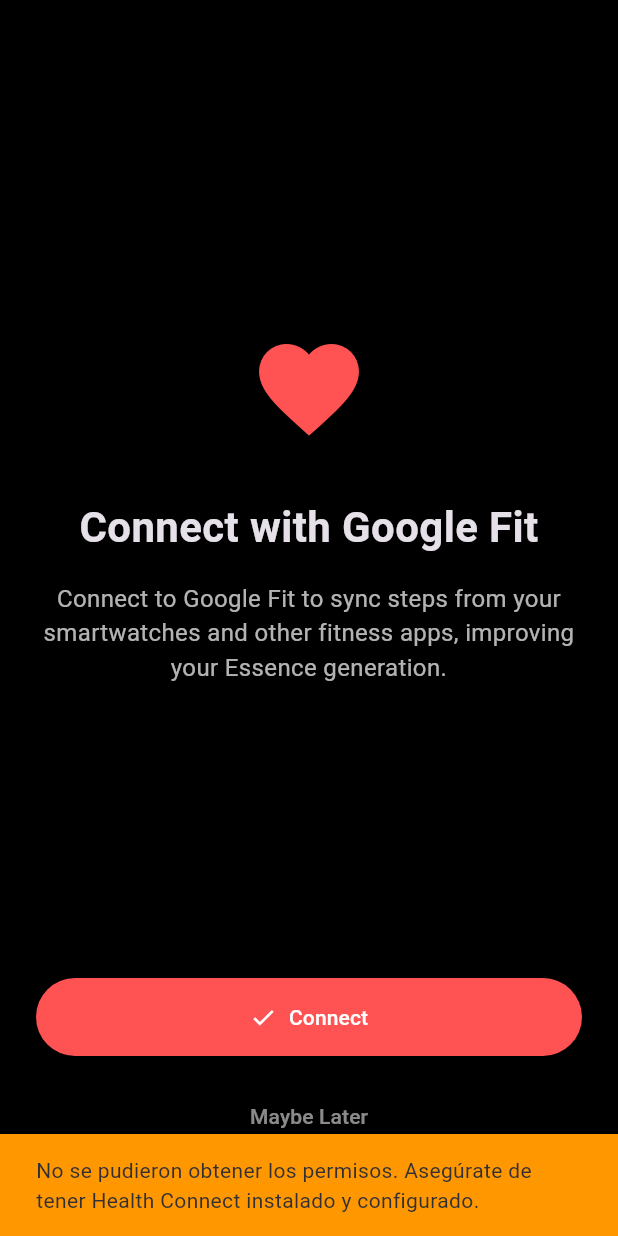
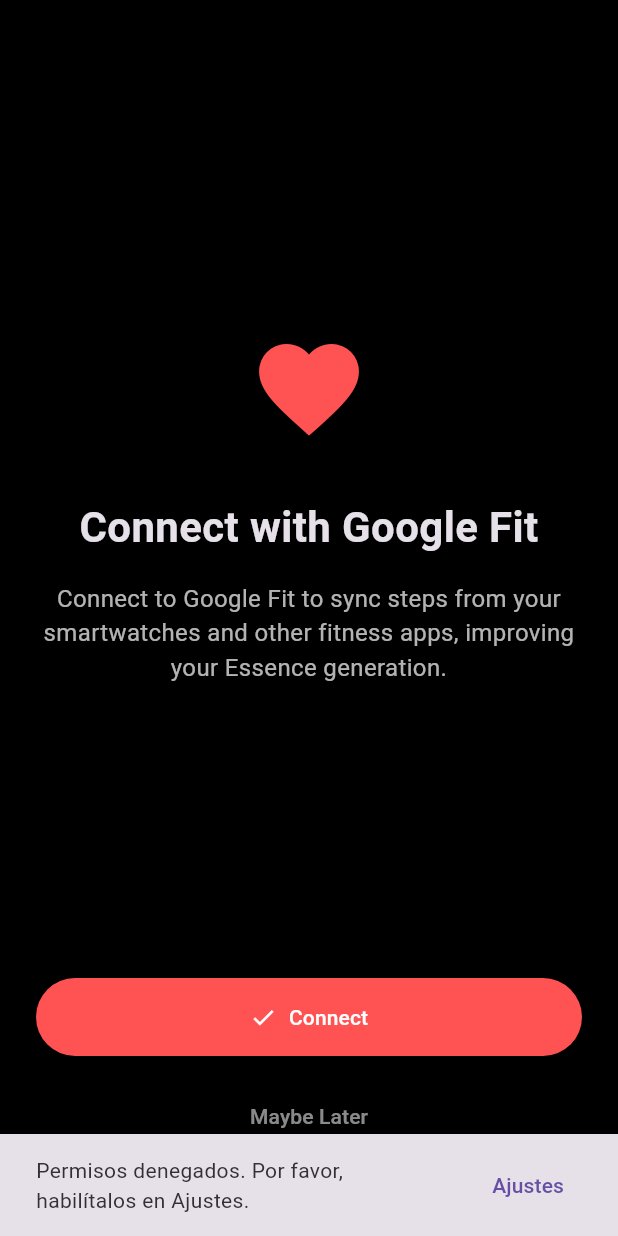
Before and after one commit to camu740/Stillwalks, a Flutter app: the GoogleFitScreen screen opened directly, after a tap on "Connect", on a phone screen of 412 x 824 dp. Run offline on Flutter 3.47's test engine with Material 3 defaults, Android fonts, the phone set to English and light mode, and no system bars; our stand-ins replace package_info_plus, permission_handler, shared_preferences, sqflite; missing offline and left inert: health, home_widget; accounts and stored records are empty.

Commit message:
integracion con google fit

```diff
--- a/lib/screens/google_fit_screen.dart
+++ b/lib/screens/google_fit_screen.dart
@@ -4,6 +4,7 @@
 import 'package:stillwalks/services/notification_preferences_service.dart';
 import 'package:stillwalks/screens/home_screen.dart';
 import 'package:stillwalks/l10n/app_localizations.dart';
+import 'package:health/health.dart'; // Needed for HealthConnectSdkStatus
 
 class GoogleFitScreen extends StatefulWidget {
   const GoogleFitScreen({super.key});
@@ -12,68 +13,117 @@
   State<GoogleFitScreen> createState() => _GoogleFitScreenState();
 }
 
-class _GoogleFitScreenState extends State<GoogleFitScreen> {
+class _GoogleFitScreenState extends State<GoogleFitScreen> with WidgetsBindingObserver {
   bool _isLoading = false;
+  HealthConnectSdkStatus? _hcStatus;
+
+  @override
+  void initState() {
+    super.initState();
+    WidgetsBinding.instance.addObserver(this);
+    _checkStatus();
+  }
+
+  @override
+  void dispose() {
+    WidgetsBinding.instance.removeObserver(this);
+    super.dispose();
+  }
+
+  @override
+  void didChangeAppLifecycleState(AppLifecycleState state) {
+    if (state == AppLifecycleState.resumed) {
+      _checkStatus();
+    }
+  }
+
+  Future<void> _checkStatus() async {
+    final service = Provider.of<GoogleFitService>(context, listen: false);
+    final status = await service.getHealthConnectStatus();
+    if (mounted) {
+      setState(() {
+        _hcStatus = status;
+      });
+    }
+  }
 
   void _finish(BuildContext context) {
     if (!mounted) return;
 
     // Mark as seen - this will trigger a rebuild in main.dart
-    // which effectively switches the screen to HomeScreen
     Provider.of<NotificationPreferencesService>(context, listen: false)
         .setHasSeenGoogleFitPrompt(true);
   }
 
-  Future<void> _connectGoogleFit() async {
+  Future<void> _handlePrimaryAction() async {
+    final service = Provider.of<GoogleFitService>(context, listen: false);
+
+    if (_hcStatus == HealthConnectSdkStatus.sdkUnavailableProviderUpdateRequired ||
+        _hcStatus == HealthConnectSdkStatus.sdkUnavailable) {
+      // Install flow
+      await service.installHealthConnect();
+      return;
+    }
+
+    // Connect flow
     setState(() => _isLoading = true);
 
     try {
-      final googleFitService = Provider.of<GoogleFitService>(context, listen: false);
-      final granted = await googleFitService.enable();
+      final granted = await service.enable();
 
       if (granted && mounted) {
         ScaffoldMessenger.of(context).showSnackBar(
           SnackBar(content: Text(AppLocalizations.of(context)!.googleFitConnected)),
         );
-        // Only finish if successful
         _finish(context);
       } else if (mounted) {
-         // Show error or denial message
-         ScaffoldMessenger.of(context).showSnackBar(
-          const SnackBar(
-            content: Text('No se pudieron obtener los permisos. Asegúrate de tener Health Connect instalado y configurado.'),
-            backgroundColor: Colors.orange,
-            duration: Duration(seconds: 4),
-          ),
-        );
+         // Denied
+          ScaffoldMessenger.of(context).showSnackBar(
+            SnackBar(
+              content: const Text('Permisos denegados. Por favor, habilítalos en Ajustes.'),
+              action: SnackBarAction(label: 'Ajustes', onPressed: () => service.openHealthConnectSettings()), // Instance method via service
+              duration: const Duration(seconds: 5),
+            ),
+          );
       }
     } catch (e) {
-      debugPrint('Error connecting Google Fit: $e');
+      debugPrint('Error connecting: $e');
       if (mounted) {
          ScaffoldMessenger.of(context).showSnackBar(
-          SnackBar(
-            content: Text('Error al conectar: $e'),
-            backgroundColor: Colors.red,
-            duration: const Duration(seconds: 5),
-          ),
+          SnackBar(content: Text('Error: $e')),
         );
       }
     } finally {
       if (mounted) {
         setState(() => _isLoading = false);
-        // Do NOT automatically finish on failure, let the user try again or skip manually
       }
     }
   }
 
   @override
   Widget build(BuildContext context) {
-    // Fallback if strings not yet available (though they should be)
-    final title = AppLocalizations.of(context)?.googleFitTitle ?? 'Connect Google Fit';
-    final desc = AppLocalizations.of(context)?.googleFitDescription ??
-        'Sync your steps from smartwatches and other apps to generate more Essence.';
-    final connectBtn = AppLocalizations.of(context)?.connectGoogleFit ?? 'Connect';
-    final skipBtn = AppLocalizations.of(context)?.maybeLater ?? 'Maybe Later';
+    final l10n = AppLocalizations.of(context)!;
+
+    String title = l10n.googleFitTitle;
+    String desc = l10n.googleFitDescription;
+    String btnLabel = l10n.connectGoogleFit;
+    IconData btnIcon = Icons.check;
+    Color btnColor = Colors.redAccent;
+
+    // Adjust UI based on status
+    if (_hcStatus == HealthConnectSdkStatus.sdkUnavailableProviderUpdateRequired) {
+      title = 'Instalar Health Connect';
+      desc = 'Para sincronizar tus pasos, necesitas instalar o actualizar Health Connect (de Google).';
+      btnLabel = 'Instalar / Actualizar';
+      btnIcon = Icons.download;
+      btnColor = Colors.blue;
+    } else if (_hcStatus == HealthConnectSdkStatus.sdkUnavailable) {
+      title = 'No compatible';
+      desc = 'Tu dispositivo no parece soportar Health Connect. Verifica tu versión de Android.';
+      btnLabel = 'Instalar (Intentar)';
+      btnIcon = Icons.warning;
+      btnColor = Colors.grey;
+    }
 
     return Scaffold(
       body: SafeArea(
@@ -84,10 +134,10 @@
             crossAxisAlignment: CrossAxisAlignment.stretch,
             children: [
               const Spacer(),
-              const Icon(
+              Icon(
                 Icons.favorite,
                 size: 80,
-                color: Colors.redAccent,
+                color: btnColor,
               ),
               const SizedBox(height: 32),
               Text(
@@ -112,12 +162,12 @@
                 const Center(child: CircularProgressIndicator())
               else ...[
                 ElevatedButton.icon(
-                  onPressed: _connectGoogleFit,
-                  icon: const Icon(Icons.check),
-                  label: Text(connectBtn),
+                  onPressed: _handlePrimaryAction,
+                  icon: Icon(btnIcon),
+                  label: Text(btnLabel),
                   style: ElevatedButton.styleFrom(
                     padding: const EdgeInsets.symmetric(vertical: 16),
-                    backgroundColor: Colors.redAccent,
+                    backgroundColor: btnColor,
                     foregroundColor: Colors.white,
                   ),
                 ),
@@ -125,7 +175,7 @@
                 TextButton(
                   onPressed: () => _finish(context),
                   child: Text(
-                    skipBtn,
+                    l10n.maybeLater,
                     style: const TextStyle(color: Colors.white54),
                   ),
                 ),
--- a/lib/services/google_fit_service.dart
+++ b/lib/services/google_fit_service.dart
@@ -1,6 +1,7 @@
 import 'package:flutter/foundation.dart';
 import 'package:health/health.dart';
 import 'package:shared_preferences/shared_preferences.dart';
+import 'package:permission_handler/permission_handler.dart';
 
 /// Servicio opcional para obtener pasos desde Google Fit / Health Connect
 /// Solo se usa si el usuario lo habilita en configuración
@@ -39,41 +40,97 @@
     try {
       // Intentar obtener tipos de datos soportados
       final types = [HealthDataType.STEPS];
-      final permissions = [HealthDataAccess.READ];
+
+      // Check status separately
+      try {
+        final status = await _health.getHealthConnectSdkStatus();
+        debugPrint('📊 Health Connect Status: $status');
+
+        if (status == HealthConnectSdkStatus.sdkUnavailable) {
+          _isAvailable = false;
+          return;
+        }
+
+        if (status == HealthConnectSdkStatus.sdkUnavailableProviderUpdateRequired) {
+          _isAvailable = true; // Available but needs update/install
+          return;
+        }
+      } catch (e) {
+          debugPrint('⚠️ Error checking Health Connect status: $e');
+      }
 
       // Esto NO pide permisos, solo verifica disponibilidad
-      _isAvailable = await _health.hasPermissions(types, permissions: permissions) != null;
-      debugPrint('📊 Google Fit availability: $_isAvailable');
+      // _health.hasPermissions isn't reliable for "is it installed?"
+      _isAvailable = true;
     } catch (e) {
       debugPrint('⚠️ Error checking Google Fit availability: $e');
       _isAvailable = false;
     }
   }
 
+  Future<HealthConnectSdkStatus?> getHealthConnectStatus() async {
+    try {
+      return await _health.getHealthConnectSdkStatus();
+    } catch (e) {
+      debugPrint('Error getting HC status: $e');
+      return null;
+    }
+  }
+
+  Future<void> installHealthConnect() async {
+    await _health.installHealthConnect();
+  }
+
+  Future<void> openHealthConnectSettings() async {
+    // Falls back to App Settings, where user can manage permissions
+    await openAppSettings();
+  }
+
   /// Habilita Google Fit (requiere permisos del usuario)
   Future<bool> enable() async {
-    // We attempt to enable even if _isAvailable is false, because
-    // _isAvailable depends on having permissions, which we are about to request.
+    try {
+      debugPrint('🔑 Starting Google Fit enablement...');
 
-    try {
-      debugPrint('🔑 Requesting Google Fit permissions...');
+      // 1. Request Android Activity Recognition (often needed for steps on some devices)
+      // This is distinct from Health Connect but often related for "fitness" apps
+      var arStatus = await Permission.activityRecognition.status;
+      if (!arStatus.isGranted) {
+        debugPrint('🔑 Requesting Activity Recognition permission...');
+        arStatus = await Permission.activityRecognition.request();
+        debugPrint('📊 Activity Recognition result: $arStatus');
+      }
 
+      // 2. Request Health Connect permissions
+      debugPrint('🔑 Requesting Health Connect permissions...');
       final types = [HealthDataType.STEPS];
       final permissions = [HealthDataAccess.READ];
 
-      // Solicitar permisos
-      final granted = await _health.requestAuthorization(types, permissions: permissions);
+      // On Android 14+ this should show the system dialog if not permanently denied
+      bool granted = false;
+      try {
+        granted = await _health.requestAuthorization(types, permissions: permissions);
+      } catch (e) {
+        debugPrint('⚠️ Error requesting authorization: $e');
+      }
+      debugPrint('📊 Health Connect requestAuthorization result: $granted');
 
-      if (granted) {
+      // 3. Double check with hasPermissions (sometimes request returns false but it IS granted)
+      bool hasPermissions = await _health.hasPermissions(types, permissions: permissions) == true;
+      debugPrint('📊 Health Connect hasPermissions check: $hasPermissions');
+
+      if (granted || hasPermissions) {
         _isEnabled = true;
         final prefs = await SharedPreferences.getInstance();
         await prefs.setBool(_prefKeyEnabled, true);
+
+        // Force a sync immediately to prove it works
+        getStepsSinceLastSync().ignore();
 
         debugPrint('✅ Google Fit enabled successfully');
         notifyListeners();
         return true;
       } else {
-        debugPrint('❌ Google Fit permissions denied by user');
+        debugPrint('❌ Google Fit permissions denied by user or system');
         return false;
       }
     } catch (e) {
```
Also changed, not shown: lib/screens/settings_screen.dart (+66 -32 lines), 1 other file.
